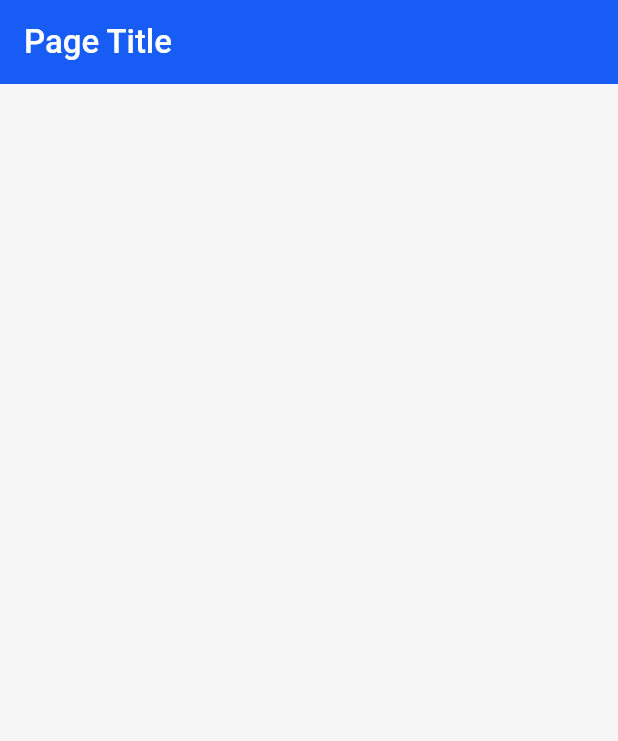
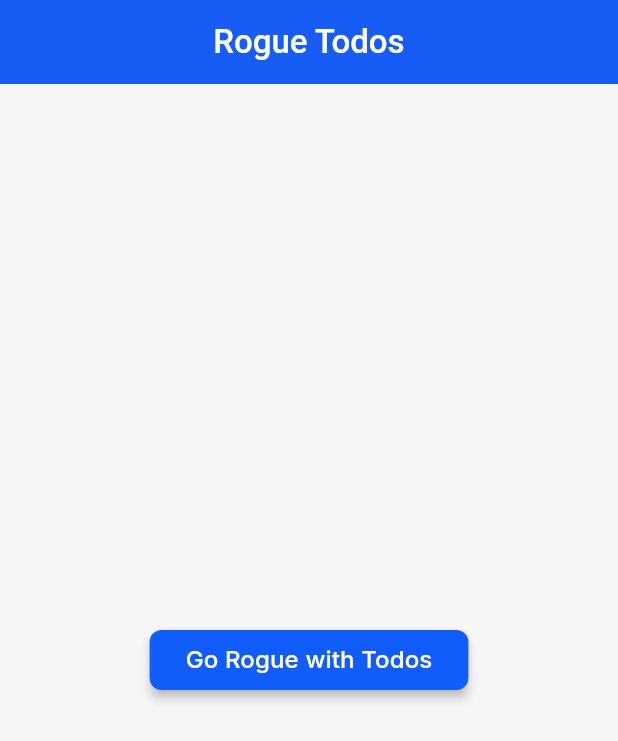
Before and after one commit to ayushflow/rogue_todos, a Flutter app: the screen it shows after launch, on a phone screen of 412 x 824 dp. Shown: the top 741 px of the screen. Run offline on Flutter 3.47's test engine with Material 3 defaults, Android fonts, the phone set to English and light mode, and no system bars; drawn by our look-alikes of auto_size_text; our stand-ins replace font_awesome_flutter, from_css_color, go_router, google_fonts, page_transition, shared_preferences and 1 more; missing offline and left inert: json_path; Roboto replaces fonts that are missing (Readex Pro).

Commit message:
Merged basic home page v0

```diff
--- a/lib/pages/home_page/home_page_widget.dart
+++ b/lib/pages/home_page/home_page_widget.dart
@@ -1,5 +1,6 @@
 import '/flutter_flow/flutter_flow_theme.dart';
 import '/flutter_flow/flutter_flow_util.dart';
+import '/flutter_flow/flutter_flow_widgets.dart';
 import 'package:flutter/material.dart';
 import 'package:flutter/services.dart';
 import 'home_page_model.dart';
@@ -54,7 +55,7 @@ class _HomePageWidgetState extends State<HomePageWidget> {
           backgroundColor: FlutterFlowTheme.of(context).primary,
           automaticallyImplyLeading: false,
           title: Text(
-            'Page Title',
+            'Rogue Todos',
             style: FlutterFlowTheme.of(context).headlineMedium.override(
                   fontFamily: 'Readex Pro',
                   color: Colors.white,
@@ -62,14 +63,57 @@ class _HomePageWidgetState extends State<HomePageWidget> {
                 ),
           ),
           actions: const [],
-          centerTitle: false,
+          centerTitle: true,
           elevation: 2.0,
         ),
-        body: const SafeArea(
+        body: SafeArea(
           top: true,
-          child: Column(
-            mainAxisSize: MainAxisSize.max,
-            children: [],
+          child: Container(
+            width: MediaQuery.sizeOf(context).width * 1.0,
+            height: MediaQuery.sizeOf(context).height * 1.0,
+            decoration: const BoxDecoration(),
+            child: Column(
+              mainAxisSize: MainAxisSize.max,
+              mainAxisAlignment: MainAxisAlignment.center,
+              children: [
+                FFButtonWidget(
+                  onPressed: () async {
+                    // showInfoMessage
+                    ScaffoldMessenger.of(context).showSnackBar(
+                      SnackBar(
+                        content: Text(
+                          'A rogue todo experience is coming soon. Stay tuned!',
+                          style: TextStyle(
+                            color: FlutterFlowTheme.of(context).accent4,
+                          ),
+                        ),
+                        duration: const Duration(milliseconds: 4000),
+                        backgroundColor: FlutterFlowTheme.of(context).warning,
+                      ),
+                    );
+                  },
+                  text: 'Go Rogue with Todos',
+                  options: FFButtonOptions(
+                    height: 40.0,
+                    padding:
+                        const EdgeInsetsDirectional.fromSTEB(24.0, 0.0, 24.0, 0.0),
+                    iconPadding:
+                        const EdgeInsetsDirectional.fromSTEB(0.0, 0.0, 0.0, 0.0),
+                    color: FlutterFlowTheme.of(context).primary,
+                    textStyle: FlutterFlowTheme.of(context).titleSmall.override(
+                          fontFamily: 'Inter',
+                          color: Colors.white,
+                        ),
+                    elevation: 3.0,
+                    borderSide: const BorderSide(
+                      color: Colors.transparent,
+                      width: 1.0,
+                    ),
+                    borderRadius: BorderRadius.circular(8.0),
+                  ),
+                ),
+              ],
+            ),
           ),
         ),
       ),
```
Also changed, not shown: pubspec.yaml (+12 -0 lines), assets/images/app_launcher_icon.png (added), pubspec.lock, 1 other file.
